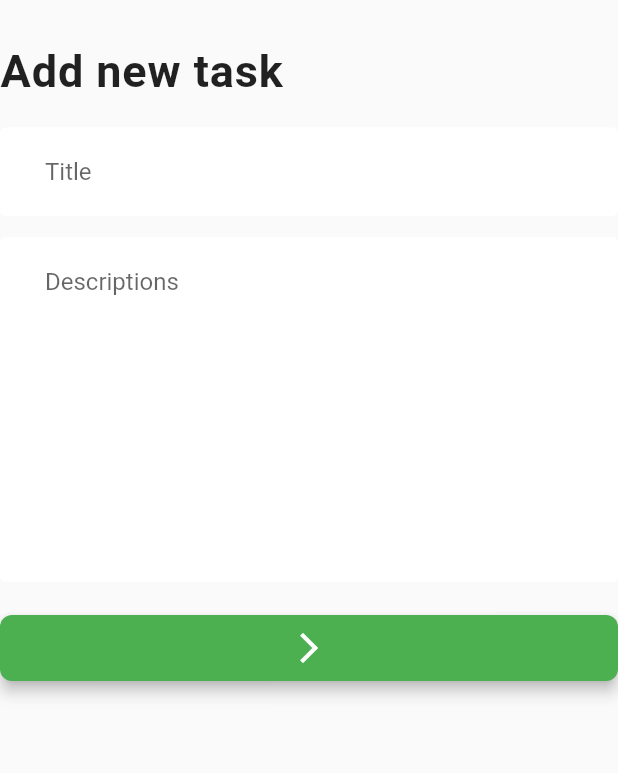
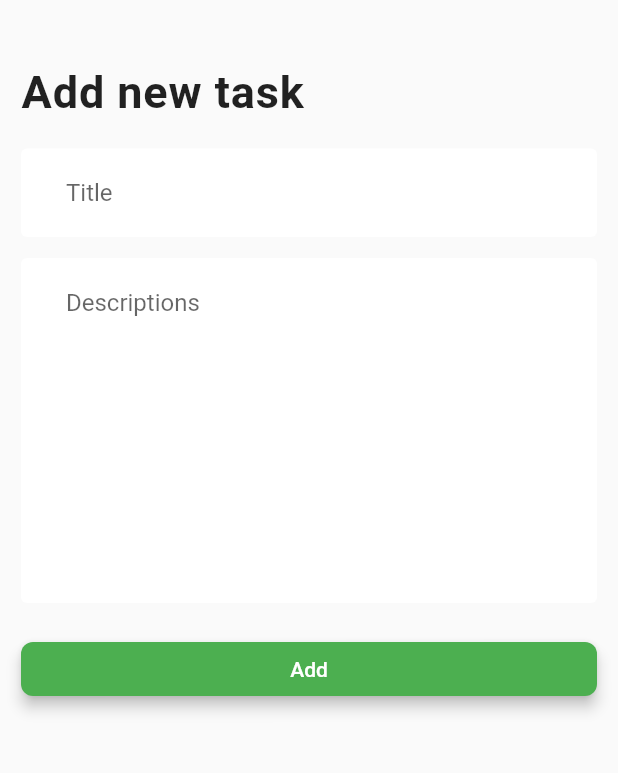
Before and after one commit to mdrahib46/Task-Management-App, a Flutter app: the AddNewTaskScreen screen opened directly, on a phone screen of 412 x 824 dp, the part 108-881 px from its top. Run offline on Flutter 3.47's test engine with Material 2 defaults, Android fonts, the phone set to English and light mode, and no system bars; our stand-ins replace flutter_svg, pin_code_fields; network calls fail.

Commit message:
Complete project structure

```diff
--- a/lib/ui/screens/Bottom nav Screen/add_new_task_screen.dart
+++ /dev/null
@@ -1,52 +0,0 @@
-import 'package:flutter/material.dart';
-import '../../Widgets/user_profile_banner.dart';
-
-class AddNewTaskScreen extends StatelessWidget {
-  const AddNewTaskScreen({Key? key}) : super(key: key);
-
-  @override
-  Widget build(BuildContext context) {
-    return Scaffold(
-      body: SafeArea(
-        child: Column(
-          children: [
-            const UserProfileBanner(),
-            const SizedBox(height: 30),
-            SingleChildScrollView(
-              scrollDirection: Axis.vertical,
-              child: Column(
-
-                crossAxisAlignment: CrossAxisAlignment.start,
-                children: [
-                  Text("Add new task",
-                      style: Theme.of(context).textTheme.titleLarge),
-                  const SizedBox(height: 20),
-                  TextFormField(
-                    keyboardType: TextInputType.emailAddress,
-                    decoration: const InputDecoration(
-                      hintText: 'Title',
-                    ),
-                  ),
-                  const SizedBox(height: 14),
-                  TextFormField(
-                    maxLines: 10,
-                    decoration: const InputDecoration(
-                      hintText: 'Descriptions',
-                    ),
-                  ),
-                  const SizedBox(height: 20),
-                  SizedBox(
-                    width: double.infinity,
-                    child: ElevatedButton(
-                        onPressed: () {},
-                        child: const Icon(Icons.arrow_forward_ios)),
-                  ),
-                ],
-              ),
-            )
-          ],
-        ),
-      ),
-    );
-  }
-}
--- a/lib/ui/screens/OTP_verification_screen.dart
+++ b/lib/ui/screens/auth screen/OTP_verification_screen.dart
@@ -1,8 +1,8 @@
 import 'package:flutter/material.dart';
 import 'package:pin_code_fields/pin_code_fields.dart';
 import 'package:task_management_app/ui/Widgets/screen_background.dart';
-import 'package:task_management_app/ui/screens/login_screen.dart';
-import 'package:task_management_app/ui/screens/reset_password.dart';
+import 'package:task_management_app/ui/screens/auth%20screen/login_screen.dart';
+import 'package:task_management_app/ui/screens/auth%20screen/reset_password.dart';
 
 
 
--- /dev/null
+++ b/lib/ui/screens/navbar screen/add_new_task_screen.dart
@@ -0,0 +1,57 @@
+import 'package:flutter/material.dart';
+import '../../Widgets/user_profile_banner.dart';
+
+class AddNewTaskScreen extends StatelessWidget {
+  const AddNewTaskScreen({Key? key}) : super(key: key);
+
+  @override
+  Widget build(BuildContext context) {
+    return Scaffold(
+      body: SafeArea(
+        child: Column(
+          children: [
+            const UserProfileBanner(),
+
+            Expanded(
+              child: SingleChildScrollView(
+
+                child: Padding(
+                  padding: const EdgeInsets.all(14),
+                  child: Column(
+                    crossAxisAlignment: CrossAxisAlignment.start,
+                    children: [
+                      const SizedBox(height: 30),
+                      Text("Add new task",
+                          style: Theme.of(context).textTheme.titleLarge),
+                      const SizedBox(height: 20),
+                      TextFormField(
+                        keyboardType: TextInputType.emailAddress,
+                        decoration: const InputDecoration(
+                          hintText: 'Title',
+                        ),
+                      ),
+                      const SizedBox(height: 14),
+                      TextFormField(
+                        maxLines: 10,
+                        decoration: const InputDecoration(
+                          hintText: 'Descriptions',
+                        ),
+                      ),
+                      const SizedBox(height: 20),
+                      SizedBox(
+                        width: double.infinity,
+                        child: ElevatedButton(
+                            onPressed: () {},
+                            child: const Text('Add')),
+                      ),
+                    ],
+                  ),
+                ),
+              ),
+            )
+          ],
+        ),
+      ),
+    );
+  }
+}
--- a/lib/ui/screens/Bottom nav Screen/new_task_screen.dart
+++ b/lib/ui/screens/navbar screen/new_task_screen.dart
@@ -1,9 +1,8 @@
 import 'package:flutter/material.dart';
-import 'package:task_management_app/ui/screens/Bottom%20nav%20Screen/add_new_task_screen.dart';
-
 import '../../Widgets/summary_card.dart';
 import '../../Widgets/task_list_tile.dart';
 import '../../Widgets/user_profile_banner.dart';
+import 'add_new_task_screen.dart';
 
 class NewTaskScreen extends StatelessWidget {
   const NewTaskScreen({Key? key}) : super(key: key);
--- a/lib/ui/screens/splash_screen.dart
+++ b/lib/ui/screens/splash_screen.dart
@@ -1,7 +1,7 @@
 import 'package:flutter/material.dart';
 import 'package:flutter_svg/svg.dart';
 import 'package:task_management_app/ui/Widgets/screen_background.dart';
-import 'package:task_management_app/ui/screens/login_screen.dart';
+import 'package:task_management_app/ui/screens/auth%20screen/login_screen.dart';
 import 'package:task_management_app/ui/utils/asset_utils.dart';
 
 class SplashScreen extends StatefulWidget {
```
Also changed, not shown: lib/ui/screens/auth screen/eamil_verification_screen.dart (renamed from lib/ui/screens/reset_password.dart, +12 -24 lines), lib/ui/screens/auth screen/login_screen.dart (renamed from lib/ui/screens/login_screen.dart, +4 -4 lines), lib/ui/screens/auth screen/reset_password.dart (renamed from lib/ui/screens/eamil_verification_screen.dart, +24 -12 lines), lib/ui/screens/auth screen/signup_screen.dart (added, +87 -0 lines), lib/ui/screens/navbar screen/bottom_nav_base_screen.dart (renamed from lib/ui/screens/bottom_nav_base_screen.dart, +5 -4 lines), lib/ui/screens/navbar screen/in_progress_screen.dart (renamed from lib/ui/screens/Bottom nav Screen/in_progress_screen.dart, +10 -6 lines), lib/ui/screens/signup_screen.dart (deleted, +0 -89 lines), lib/ui/screens/navbar screen/cancel_screen.dart (renamed from lib/ui/screens/Bottom nav Screen/cancel_screen.dart), lib/ui/screens/navbar screen/completed_screen.dart (renamed from lib/ui/screens/Bottom nav Screen/completed_screen.dart).
